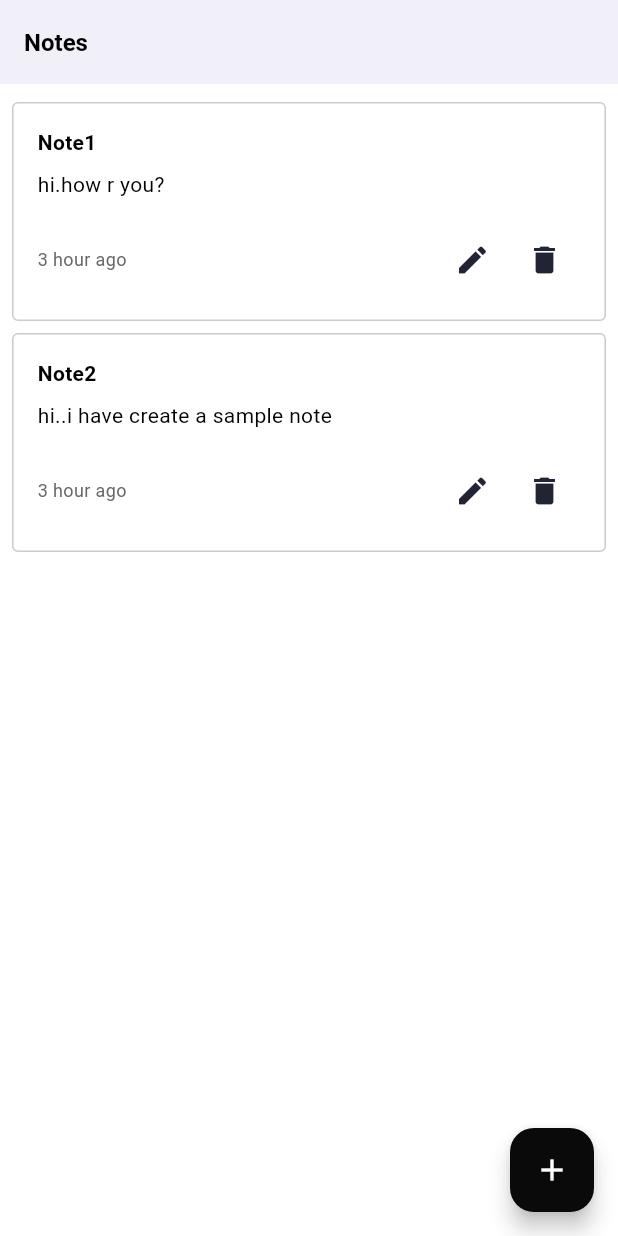
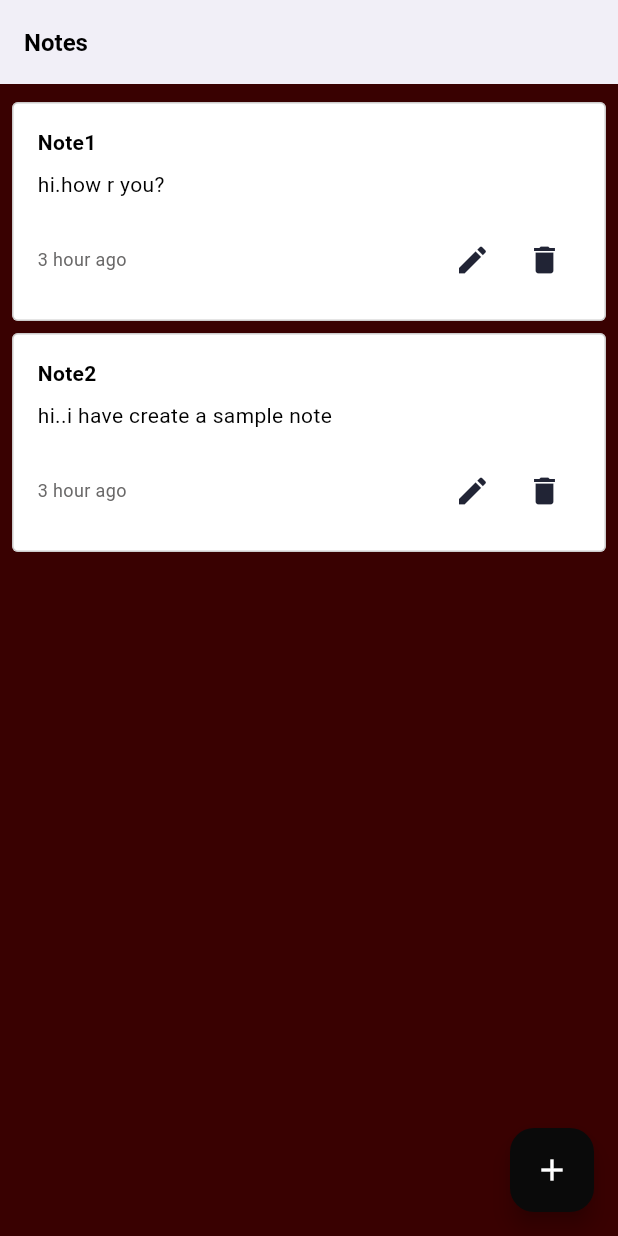
Before and after one commit to erdemdogann/todoapp, a Flutter app: the screen it shows after launch, on a phone screen of 412 x 824 dp. Run offline on Flutter 3.47's test engine with Material 3 defaults, Android fonts, the phone set to English and light mode, and no system bars.

Commit message:
Update todolist.dart

```diff
--- a/lib/todolist.dart
+++ b/lib/todolist.dart
@@ -23,7 +23,7 @@ class _ToDoListState extends State<ToDoList> {
   @override
   Widget build(BuildContext context) {
     return Scaffold(
-      backgroundColor: Color(0xffffffff),
+      backgroundColor: Color.fromARGB(255, 57, 1, 1),
       appBar: AppBar(
         elevation: 4,
         centerTitle: false,
```
